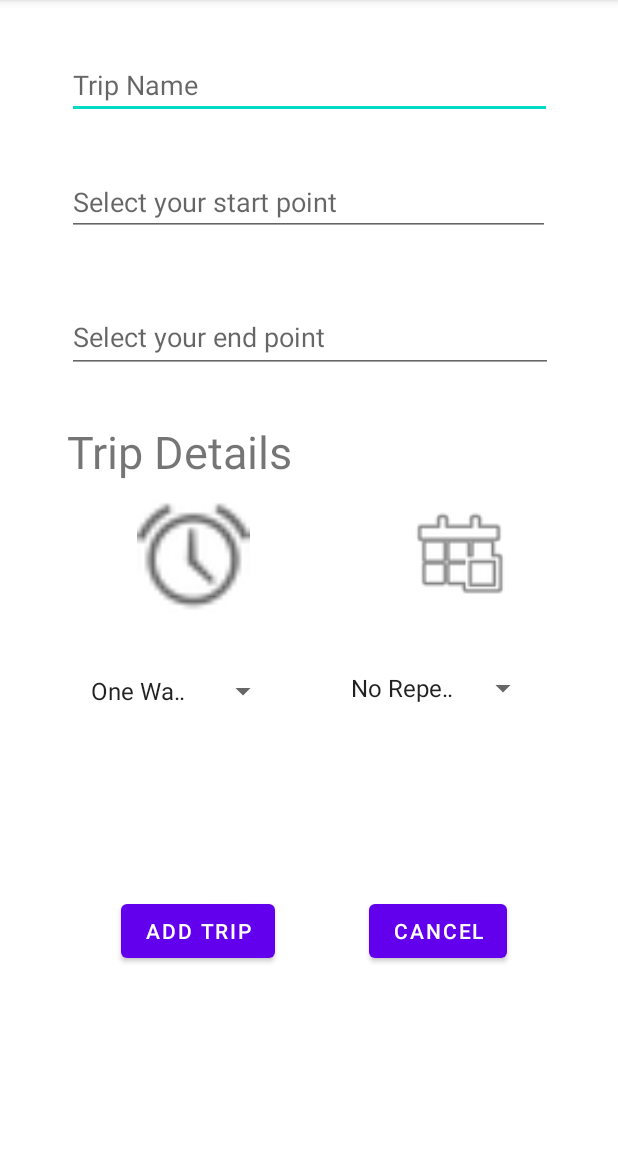
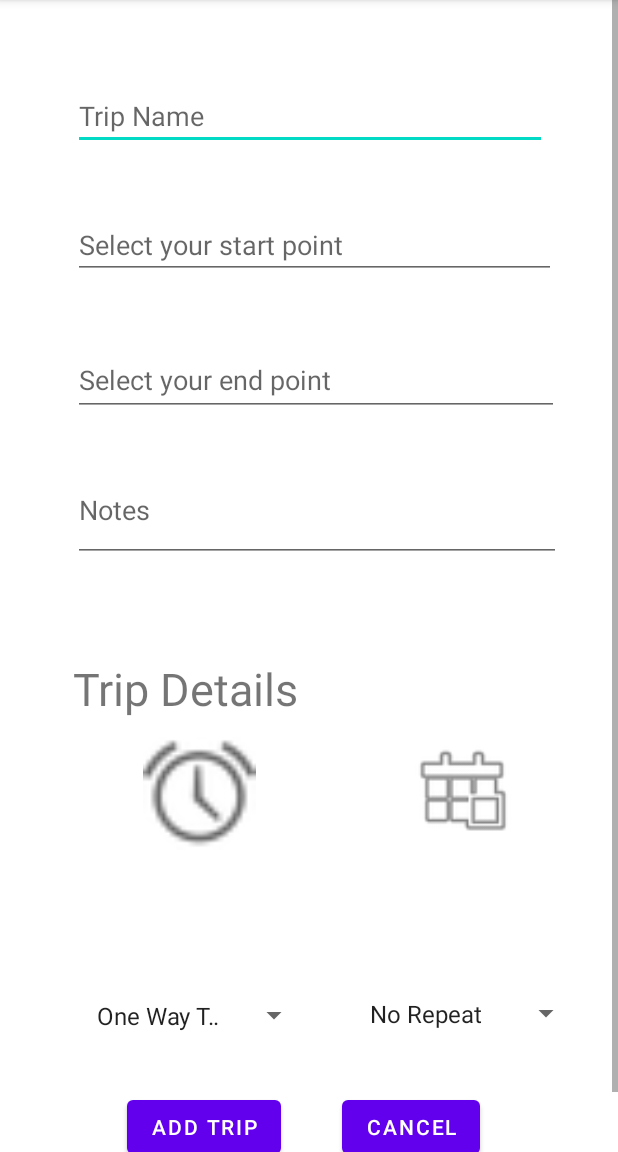
Before and after one commit to tripReminder/AndroidProject, an Android app: the NewTrip screen opened directly, with no data from a screen before it, on a phone screen of 412 x 824 dp, the part 84-1236 px from its top. Run offline under Robolectric (Android 15) with nearby library versions, the phone set to English and light mode, and no system bars.

Commit message:
TripDetailsView+Note Implementation(temp)

```diff
--- a/app/src/main/java/com/tripreminder/app/NewTrip.java
+++ b/app/src/main/java/com/tripreminder/app/NewTrip.java
@@ -2,43 +2,180 @@ package com.tripreminder.app;
 
 import androidx.appcompat.app.AppCompatActivity;
 
+import android.app.DatePickerDialog;
+import android.app.TimePickerDialog;
+import android.content.Intent;
 import android.os.Bundle;
+import android.text.TextUtils;
 import android.view.View;
 import android.widget.AdapterView;
 import android.widget.ArrayAdapter;
+import android.widget.Button;
+import android.widget.DatePicker;
+import android.widget.EditText;
+import android.widget.ImageView;
 import android.widget.Spinner;
+import android.widget.TextView;
+import android.widget.TimePicker;
+import android.widget.Toast;
 
-public class NewTrip extends AppCompatActivity implements AdapterView.OnItemSelectedListener {
+import java.util.Calendar;
+
+public class NewTrip extends AppCompatActivity  {
+    Spinner spinner , spinner2;
+    TimePickerDialog pickerTime;
+    DatePickerDialog pickerDate;
+    String trip_type, trip_repeation;
+    TextView txtTime , txtDate;
+    EditText tripName;
+    EditText startPoint;
+    EditText endPoint;
+    EditText note;
+    public static final String TRIP_ADDED= "new_trip";
 
     @Override
     protected void onCreate(Bundle savedInstanceState) {
         super.onCreate(savedInstanceState);
         setContentView(R.layout.activity_new_trip);
 
-        Spinner spinner = findViewById(R.id.spinner1);
+        spinner = findViewById(R.id.spinner1);
+        spinner2 = findViewById(R.id.spinner2);
+        txtTime = findViewById(R.id.txtTime);
+        txtDate = findViewById(R.id.txtDate);
+        ImageView imageTime = findViewById(R.id.imageTime);
+        ImageView imageDate = findViewById(R.id.imageDate);
+        tripName = findViewById(R.id.edtTripName);
+        startPoint = findViewById(R.id.edtStartPoint);
+        endPoint = findViewById(R.id.edtEndPoint);
+        note = findViewById(R.id.edtNotes);
+        Button btnAddTrip = findViewById(R.id.btnAdd);
+        Button btnCancel =findViewById(R.id.btnCancel);
+
+        spinnerTripType();
+        spinnerTripRepetion();
+
+
+        imageTime.setOnClickListener(new View.OnClickListener() {
+            @Override
+            public void onClick(View v) {
+                getTime();
+            }
+        });
+
+        imageDate.setOnClickListener(new View.OnClickListener() {
+            @Override
+            public void onClick(View v) {
+                getDate();
+            }
+        });
+
+        btnAddTrip.setOnClickListener(new View.OnClickListener() {
+            @Override
+            public void onClick(View v) {
+                trip_type = spinner.getSelectedItem().toString();
+                trip_repeation=spinner2.getSelectedItem().toString();
+
+                Intent resultIntent = new Intent();
+                if(TextUtils.isEmpty(tripName.getText())){
+                    setResult(RESULT_CANCELED,resultIntent);
+                }else{
+                    //saveData();
+                    String t_title = tripName.getText().toString();
+                    String t_time = txtTime.getText().toString();
+                    String t_Date = txtDate.getText().toString();
+                    String t_type = trip_type;
+                    String t_from = startPoint.getText().toString();
+                    String t_to = endPoint.getText().toString();
+                    String t_repeation = trip_repeation;
+                    String t_note = note.getText().toString();
+
+                    resultIntent.putExtra(TRIP_ADDED,t_title);
+                    setResult(RESULT_OK,resultIntent);
+                }
+                finish();
+
+
+
+            }
+        });
+        btnCancel.setOnClickListener(new View.OnClickListener() {
+            @Override
+            public void onClick(View v) {
+                startActivity(new Intent(NewTrip.this , MainActivity.class));
+            }
+        });
+
+    }
+
+   /* private void saveData() {
+
+        String t_title = tripName.getText().toString();
+        String t_time = txtTime.getText().toString();
+        String t_Date = txtDate.getText().toString();
+        String t_type = trip_type;
+        String t_from = startPoint.getText().toString();
+        String t_to = endPoint.getText().toString();
+        String t_repeation = trip_repeation;
+        String t_note = note.getText().toString();
+
+
+
+        /*
+        Trip model = new Trip(t_title,false,"",t_time,t_Date,t_type,t_from,t_to,
+                t_repeation,t_note);
+
+        TripDatabase.getDatabase(getApplicationContext()).tripDao().insert(model);
+        startActivity(new Intent(NewTrip.this,MainActivity.class));*
+        System.out.println("done............................................................");
+
+
+    }*/
+
+
+    private void getTime() {
+        final Calendar cldr = Calendar.getInstance();
+        int hour = cldr.get(Calendar.HOUR_OF_DAY);
+        int minutes = cldr.get(Calendar.MINUTE);
+        // time picker dialog
+        pickerTime = new TimePickerDialog(NewTrip.this,
+                new TimePickerDialog.OnTimeSetListener() {
+                    @Override
+                    public void onTimeSet(TimePicker tp, int sHour, int sMinute) {
+                        txtTime.setText(sHour + ":" + sMinute);
+
+                    }
+                }, hour, minutes, true);
+        pickerTime.show();
+    }
+    private void getDate() {
+        final Calendar cldr = Calendar.getInstance();
+        int day = cldr.get(Calendar.DAY_OF_MONTH);
+        int month = cldr.get(Calendar.MONTH);
+        int year = cldr.get(Calendar.YEAR);
+        // date picker dialog
+        pickerDate = new DatePickerDialog(NewTrip.this,
+                new DatePickerDialog.OnDateSetListener() {
+                    @Override
+                    public void onDateSet(DatePicker view, int year, int monthOfYear, int dayOfMonth) {
+                        txtDate.setText(dayOfMonth + "/" + (monthOfYear + 1) + "/" + year);
+                    }
+                }, year, month, day);
+        pickerDate.show();
+    }
+
+
+    private void spinnerTripType() {
         ArrayAdapter<CharSequence> adapter =ArrayAdapter.createFromResource(this,R.array.trip_type,
                 android.R.layout.simple_spinner_item);
         adapter.setDropDownViewResource(android.R.layout.simple_spinner_dropdown_item);
         spinner.setAdapter(adapter);
-        spinner.setOnItemSelectedListener(this);
-
-        Spinner spinner2 = findViewById(R.id.spinner2);
+    }
+    private void spinnerTripRepetion() {
         ArrayAdapter<CharSequence> adapter2 =ArrayAdapter.createFromResource(this,R.array.trip_repetition,
                 android.R.layout.simple_spinner_item);
         adapter2.setDropDownViewResource(android.R.layout.simple_spinner_dropdown_item);
         spinner2.setAdapter(adapter2);
-        spinner2.setOnItemSelectedListener(this);
-
     }
 
-    @Override
-    public void onItemSelected(AdapterView<?> parent, View view, int position, long id) {
-        String text = parent.getItemAtPosition(position).toString();
-    }
-
-    @Override
-    public void onNothingSelected(AdapterView<?> parent) {
-
-    }
 
 }
--- a/app/src/main/res/layout/activity_new_trip.xml
+++ b/app/src/main/res/layout/activity_new_trip.xml
@@ -1,20 +1,31 @@
 <?xml version="1.0" encoding="utf-8"?>
-<androidx.constraintlayout.widget.ConstraintLayout xmlns:android="http://schemas.android.com/apk/res/android"
-    xmlns:app="http://schemas.android.com/apk/res-auto"
+<ScrollView xmlns:android="http://schemas.android.com/apk/res/android"
     xmlns:tools="http://schemas.android.com/tools"
     android:layout_width="match_parent"
-    android:layout_height="match_parent"
-    tools:context=".MainActivity">
+    android:layout_height="wrap_content"
+    xmlns:app="http://schemas.android.com/apk/res-auto"
+    android:fillViewport="false"
+    tools:context=".NewTrip">
+
+    <LinearLayout
+        android:orientation="vertical"
+        android:layout_width="match_parent"
+        android:layout_height="match_parent">
+
+        <androidx.constraintlayout.widget.ConstraintLayout
+            android:layout_width="match_parent"
+            android:layout_height="810dp">
 
             <EditText
                 android:id="@+id/edtTripName"
-        android:layout_width="323dp"
-        android:layout_height="39dp"
-        android:layout_marginTop="40dp"
+                android:layout_width="316dp"
+                android:layout_height="44dp"
+                android:layout_marginTop="56dp"
                 android:ems="10"
                 android:hint="@string/trip_name"
                 android:inputType="textPersonName"
                 app:layout_constraintEnd_toEndOf="parent"
+                app:layout_constraintHorizontal_bias="0.505"
                 app:layout_constraintStart_toStartOf="parent"
                 app:layout_constraintTop_toTopOf="parent" />
 
@@ -33,27 +44,28 @@
                 android:id="@+id/textView"
                 android:layout_width="wrap_content"
                 android:layout_height="wrap_content"
-        android:layout_marginTop="32dp"
+                android:layout_marginTop="64dp"
                 android:text="@string/trip_details"
                 android:textSize="30sp"
-        app:layout_constraintStart_toStartOf="@+id/edtEndPoint"
-        app:layout_constraintTop_toBottomOf="@+id/edtEndPoint" />
+                app:layout_constraintStart_toStartOf="@+id/edtNotes"
+                app:layout_constraintTop_toBottomOf="@+id/edtNotes" />
 
             <ImageView
-        android:id="@+id/imageView3"
+                android:id="@+id/imageDate"
                 android:layout_width="89dp"
                 android:layout_height="69dp"
                 app:layout_constraintEnd_toEndOf="parent"
                 app:layout_constraintHorizontal_bias="0.582"
-        app:layout_constraintStart_toEndOf="@+id/imageView2"
-        app:layout_constraintTop_toTopOf="@+id/imageView2"
+                app:layout_constraintStart_toEndOf="@+id/imageTime"
+                app:layout_constraintTop_toTopOf="@+id/imageTime"
                 app:srcCompat="@android:drawable/ic_menu_today" />
 
             <Spinner
                 android:id="@+id/spinner2"
-        android:layout_width="133dp"
-        android:layout_height="28dp"
-        android:layout_marginStart="40dp"
+                android:layout_width="149dp"
+                android:layout_height="31dp"
+                android:layout_marginStart="32dp"
+                android:entries="@array/trip_repetition"
                 app:layout_constraintStart_toEndOf="@+id/spinner1"
                 app:layout_constraintTop_toTopOf="@+id/spinner1" />
 
@@ -69,7 +81,7 @@
                 app:layout_constraintVertical_bias="0.493" />
 
             <ImageView
-        android:id="@+id/imageView2"
+                android:id="@+id/imageTime"
                 android:layout_width="96dp"
                 android:layout_height="75dp"
                 android:layout_marginStart="36dp"
@@ -85,29 +97,63 @@
                 android:layout_marginEnd="64dp"
                 android:text="@android:string/cancel"
                 app:layout_constraintEnd_toEndOf="parent"
-        app:layout_constraintHorizontal_bias="0.861"
+                app:layout_constraintHorizontal_bias="0.595"
                 app:layout_constraintStart_toEndOf="@+id/btnAdd"
                 app:layout_constraintTop_toTopOf="@+id/btnAdd" />
 
             <Spinner
                 android:id="@+id/spinner1"
-        android:layout_width="133dp"
-        android:layout_height="32dp"
+                android:layout_width="150dp"
+                android:layout_height="34dp"
                 android:layout_marginStart="8dp"
-        android:layout_marginTop="36dp"
+                android:layout_marginTop="68dp"
                 android:entries="@array/trip_type"
                 app:layout_constraintStart_toStartOf="@+id/textView"
-        app:layout_constraintTop_toBottomOf="@+id/imageView2" />
+                app:layout_constraintTop_toBottomOf="@+id/txtTime" />
 
             <EditText
                 android:id="@+id/edtStartPoint"
                 android:layout_width="322dp"
                 android:layout_height="42dp"
-        android:layout_marginTop="36dp"
+                android:layout_marginTop="44dp"
                 android:ems="10"
                 android:hint="@string/start_point"
                 android:inputType="textPersonName"
                 app:layout_constraintStart_toStartOf="@+id/edtTripName"
                 app:layout_constraintTop_toBottomOf="@+id/edtTripName" />
 
+            <EditText
+                android:id="@+id/edtNotes"
+                android:layout_width="325dp"
+                android:layout_height="57dp"
+                android:layout_marginTop="40dp"
+                android:ems="10"
+                android:gravity="start|top"
+                android:hint="@string/notes"
+                android:inputType="textMultiLine"
+                app:layout_constraintStart_toStartOf="@+id/edtEndPoint"
+                app:layout_constraintTop_toBottomOf="@+id/edtEndPoint" />
+
+            <TextView
+                android:id="@+id/txtTime"
+                android:layout_width="94dp"
+                android:layout_height="25dp"
+                android:gravity="center"
+                android:textSize="18sp"
+                app:layout_constraintStart_toStartOf="@+id/imageTime"
+                app:layout_constraintTop_toBottomOf="@+id/imageTime"
+                tools:text="0000" />
+
+            <TextView
+                android:id="@+id/txtDate"
+                android:layout_width="94dp"
+                android:layout_height="25dp"
+                android:gravity="center"
+                android:textSize="18sp"
+                app:layout_constraintStart_toStartOf="@+id/imageDate"
+                app:layout_constraintTop_toBottomOf="@+id/imageDate"
+                tools:text="0000" />
+
         </androidx.constraintlayout.widget.ConstraintLayout>
+    </LinearLayout>
+</ScrollView>
--- a/app/src/main/res/values/strings.xml
+++ b/app/src/main/res/values/strings.xml
@@ -11,6 +11,7 @@
     <string name="details_from">From:</string>
     <string name="details_to">To:</string>
     <string name="details_status">Status:</string>
+    <string name="notes">Notes</string>
 
     <string-array name="trip_type">
         <item>One Way Trip</item>
```
Also changed, not shown: app/build.gradle (+13 -0 lines), app/src/main/java/com/tripreminder/app/MainActivity.java (+35 -0 lines), app/src/main/java/com/tripreminder/app/Trip.java (added, +121 -0 lines), app/src/main/java/com/tripreminder/app/TripDao.java (added, +12 -0 lines), app/src/main/java/com/tripreminder/app/TripDatabase.java (added, +28 -0 lines), app/src/main/java/com/tripreminder/app/TripViewModel.java (added, +44 -0 lines), app/src/main/res/layout/activity_main.xml (+12 -6 lines). Lines whose indentation alone changed are shown as unchanged.
